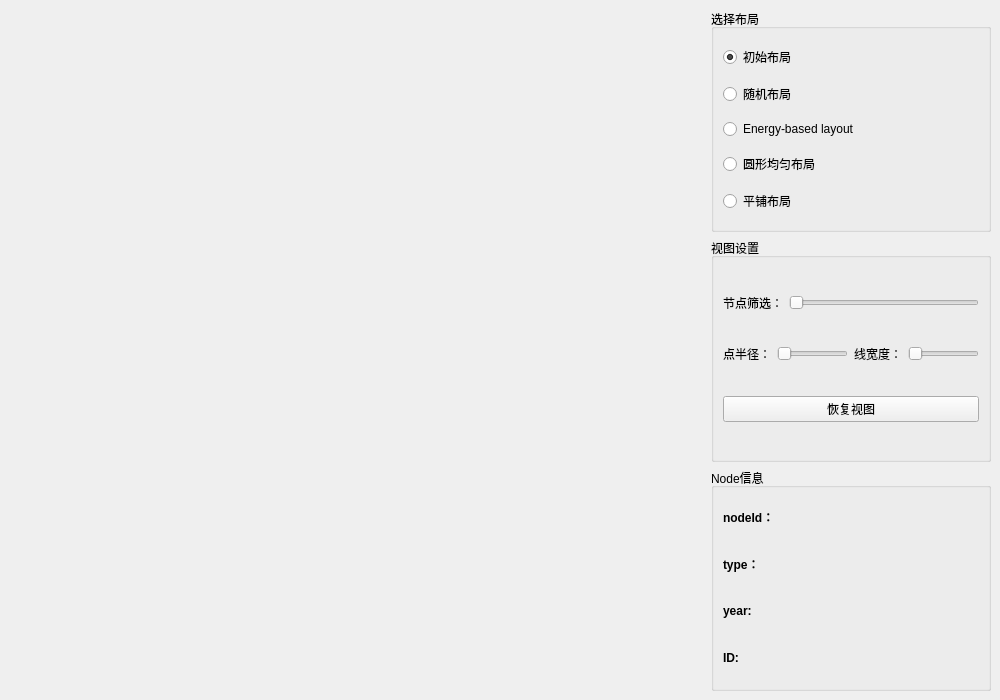
This is paperconferenceauthorwindow.ui in Imanity/GraphView as Qt 5 draws it before an edit. The edited form follows.
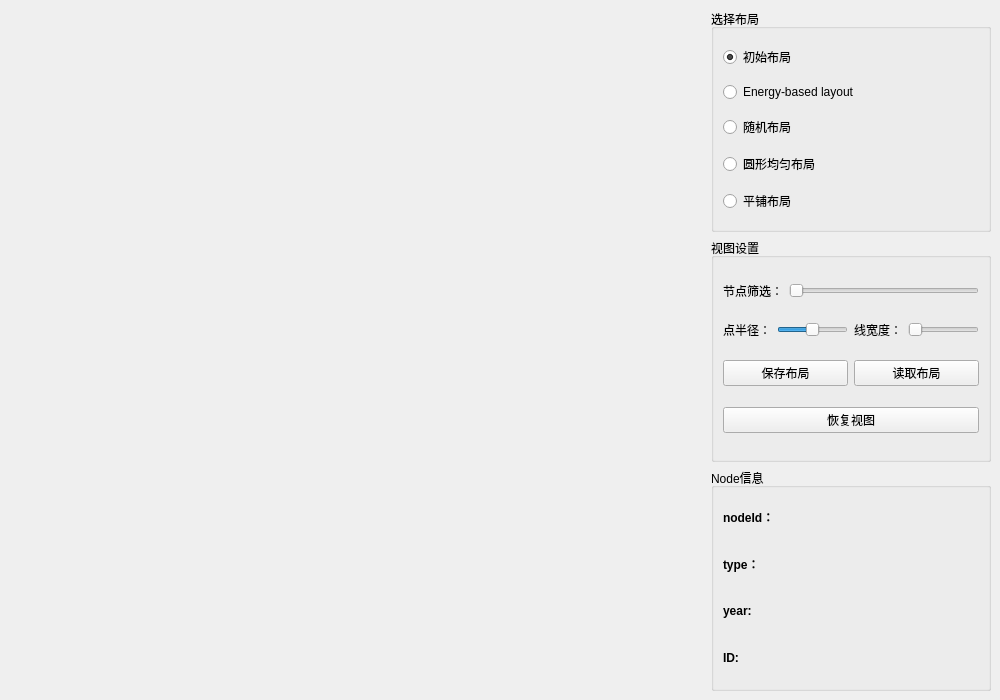
This is the edited form.

Commit message: 增加layout读写等功能

The edit to the form file:
```diff
--- a/paperconferenceauthorwindow.ui
+++ b/paperconferenceauthorwindow.ui
@@ -70,16 +70,6 @@
            </property>
           </widget>
          </item>
-         <item>
-          <widget class="QRadioButton" name="randomLayoutButton">
-           <property name="focusPolicy">
-            <enum>Qt::NoFocus</enum>
-           </property>
-           <property name="text">
-            <string>随机布局</string>
-           </property>
-          </widget>
-         </item>
          <item>
           <widget class="QRadioButton" name="FmmmLayoutButton">
            <property name="focusPolicy">
@@ -90,6 +80,16 @@
            </property>
           </widget>
          </item>
+         <item>
+          <widget class="QRadioButton" name="randomLayoutButton">
+           <property name="focusPolicy">
+            <enum>Qt::NoFocus</enum>
+           </property>
+           <property name="text">
+            <string>随机布局</string>
+           </property>
+          </widget>
+         </item>
          <item>
           <widget class="QRadioButton" name="circleLayoutButton">
            <property name="focusPolicy">
@@ -127,6 +127,9 @@
           <height>0</height>
          </size>
         </property>
+        <property name="autoFillBackground">
+         <bool>true</bool>
+        </property>
         <property name="title">
          <string>视图设置</string>
         </property>
@@ -180,6 +183,12 @@
                <property name="focusPolicy">
                 <enum>Qt::NoFocus</enum>
                </property>
+               <property name="maximum">
+                <number>8</number>
+               </property>
+               <property name="value">
+                <number>4</number>
+               </property>
                <property name="orientation">
                 <enum>Qt::Horizontal</enum>
                </property>
@@ -201,6 +210,12 @@
                <property name="focusPolicy">
                 <enum>Qt::NoFocus</enum>
                </property>
+               <property name="minimum">
+                <number>1</number>
+               </property>
+               <property name="maximum">
+                <number>6</number>
+               </property>
                <property name="orientation">
                 <enum>Qt::Horizontal</enum>
                </property>
@@ -210,6 +225,24 @@
            </item>
           </layout>
          </item>
+         <item>
+          <layout class="QHBoxLayout" name="horizontalLayout_5">
+           <item>
+            <widget class="QPushButton" name="saveLayout">
+             <property name="text">
+              <string>保存布局</string>
+             </property>
+            </widget>
+           </item>
+           <item>
+            <widget class="QPushButton" name="loadLayout">
+             <property name="text">
+              <string>读取布局</string>
+             </property>
+            </widget>
+           </item>
+          </layout>
+         </item>
          <item>
           <widget class="QPushButton" name="resetView">
            <property name="focusPolicy">
```
The commit also changes 22 other files.
